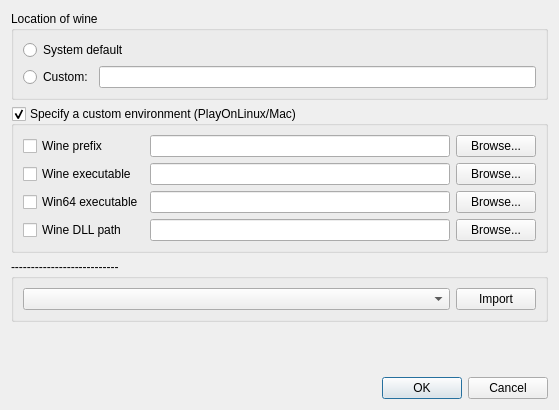
WohlSoft/Moondust-Project, file Editor/testing/wine/wine_setup.ui: the form before one commit.
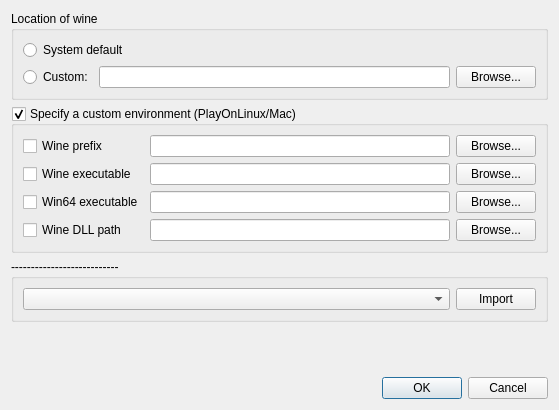
The form after the commit.

Commit message: Editor: WineSetup: initial PlayOnLinux setup loading support

Diff of the .ui file:
```diff
--- a/Editor/testing/wine/wine_setup.ui
+++ b/Editor/testing/wine/wine_setup.ui
@@ -19,10 +19,13 @@
      <property name="title">
       <string>Location of wine</string>
      </property>
-     <layout class="QGridLayout" name="gridLayout" columnstretch="0,10000">
+     <layout class="QGridLayout" name="gridLayout" columnstretch="0,10000,0">
       <property name="sizeConstraint">
        <enum>QLayout::SetMinimumSize</enum>
       </property>
+      <item row="1" column="1">
+       <widget class="QLineEdit" name="wineRootPath"/>
+      </item>
       <item row="0" column="0" colspan="2">
        <widget class="QRadioButton" name="pathDefault">
         <property name="text">
@@ -37,8 +40,12 @@
         </property>
        </widget>
       </item>
-      <item row="1" column="1">
-       <widget class="QLineEdit" name="wineRootPath"/>
+      <item row="1" column="2">
+       <widget class="QPushButton" name="wineRootPathBrowse">
+        <property name="text">
+         <string>Browse...</string>
+        </property>
+       </widget>
       </item>
      </layout>
     </widget>
```
Left out of the diff: 8 changed lines with no effect on the pictures. The commit also changes 2 other files.
